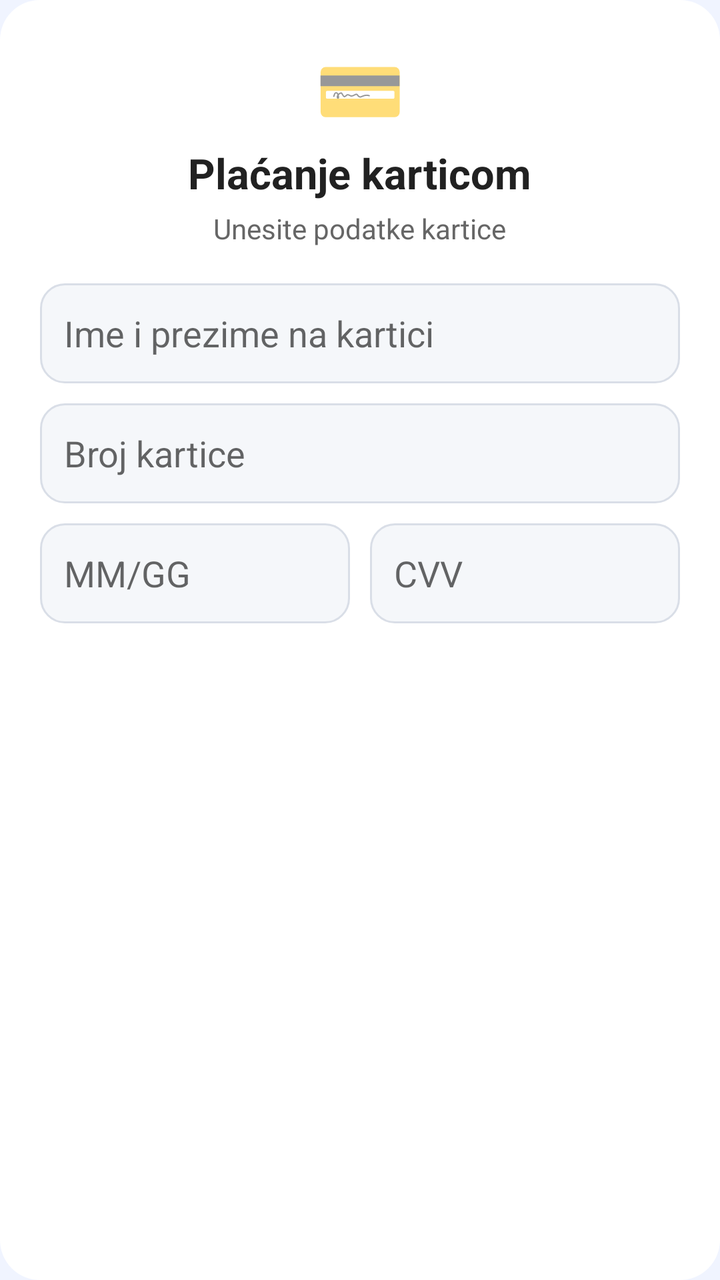
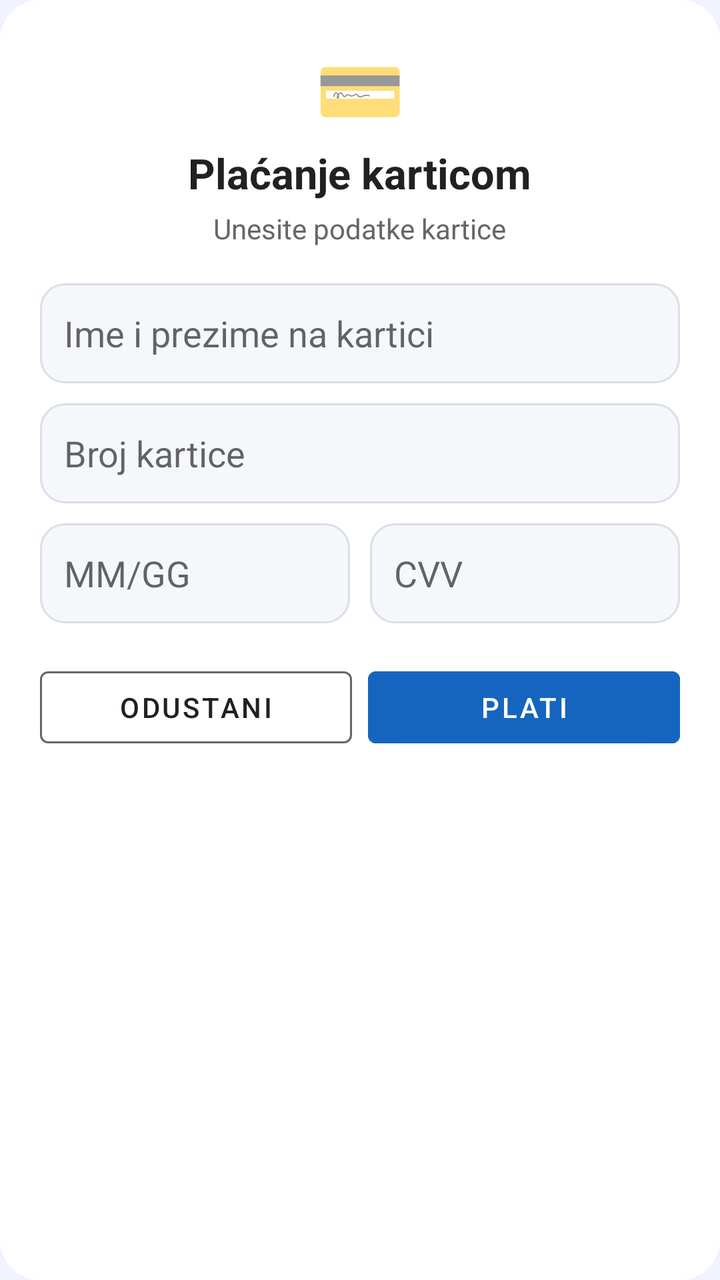

The first picture is an Android layout as it rendered before a commit; the second is the same layout after the commit. The layout source and the unified diff follow.
<!-- AndroidManifest.xml: application theme Theme.EvidencijaClanova -->
<!-- res/layout/dialog_placanje_karticom.xml -->
<?xml version="1.0" encoding="utf-8"?>
<LinearLayout xmlns:android="http://schemas.android.com/apk/res/android"
    android:layout_width="match_parent"
    android:layout_height="wrap_content"
    android:orientation="vertical"
    android:padding="20dp"
    android:background="@drawable/pozadina_dialog_kartica">

    <TextView
        android:layout_width="wrap_content"
        android:layout_height="wrap_content"
        android:text="💳"
        android:textSize="36sp"
        android:layout_gravity="center_horizontal"
        android:layout_marginBottom="4dp" />

    <TextView
        android:layout_width="wrap_content"
        android:layout_height="wrap_content"
        android:text="Plaćanje karticom"
        android:textSize="21sp"
        android:textStyle="bold"
        android:textColor="@color/text_dark"
        android:layout_gravity="center_horizontal" />

    <TextView
        android:layout_width="wrap_content"
        android:layout_height="wrap_content"
        android:text="Unesite podatke kartice"
        android:textSize="14sp"
        android:textColor="@color/text_gray"
        android:layout_gravity="center_horizontal"
        android:layout_marginTop="4dp"
        android:layout_marginBottom="18dp" />

    <EditText
        android:id="@+id/etImeNaKartici"
        android:layout_width="match_parent"
        android:layout_height="50dp"
        android:hint="Ime i prezime na kartici"
        android:inputType="textPersonName"
        android:padding="12dp"
        android:background="@drawable/pozadina_polja"
        android:textColor="@color/text_dark"
        android:layout_marginBottom="10dp" />

    <EditText
        android:id="@+id/etBrojKartice"
        android:layout_width="match_parent"
        android:layout_height="50dp"
        android:hint="Broj kartice"
        android:inputType="number"
        android:maxLength="19"
        android:padding="12dp"
        android:background="@drawable/pozadina_polja"
        android:textColor="@color/text_dark"
        android:layout_marginBottom="10dp" />

    <LinearLayout
        android:layout_width="match_parent"
        android:layout_height="wrap_content"
        android:orientation="horizontal">

        <EditText
            android:id="@+id/etDatumIsteka"
            android:layout_width="0dp"
            android:layout_height="50dp"
            android:layout_weight="1"
            android:hint="MM/GG"
            android:inputType="number"
            android:maxLength="5"
            android:padding="12dp"
            android:background="@drawable/pozadina_polja"
            android:textColor="@color/text_dark" />

        <EditText
            android:id="@+id/etCvv"
            android:layout_width="0dp"
            android:layout_height="50dp"
            android:layout_weight="1"
            android:layout_marginStart="10dp"
            android:hint="CVV"
            android:inputType="numberPassword"
            android:maxLength="3"
            android:padding="12dp"
            android:background="@drawable/pozadina_polja"
            android:textColor="@color/text_dark" />

    </LinearLayout>

</LinearLayout>
<!-- resources referenced by this layout -->
<resources>
  <color name="text_dark">#212121</color>
  <color name="text_gray">#666666</color>
  <!-- drawable pozadina_dialog_kartica (drawable) -->
  <?xml version="1.0" encoding="utf-8"?>
  <shape xmlns:android="http://schemas.android.com/apk/res/android">
  
      <solid android:color="#FFFFFF" />
  
      <corners android:radius="20dp" />
  
  </shape>
  <!-- drawable pozadina_polja (drawable) -->
  <?xml version="1.0" encoding="utf-8"?>
  <shape xmlns:android="http://schemas.android.com/apk/res/android">
  
      <solid android:color="#F5F7FA" />
  
      <stroke
          android:width="1dp"
          android:color="#D9DEE7" />
  
      <corners android:radius="12dp" />
  
  </shape>
  <style name="Theme.EvidencijaClanova" parent="Theme.MaterialComponents.DayNight.NoActionBar">
          <item name="colorPrimary">@color/primary</item>
          <item name="colorPrimaryVariant">@color/primary_light</item>
          <item name="colorAccent">@color/accent</item>
          <item name="android:colorBackground">@color/background</item>
          <item name="colorSurface">@color/card</item>
      </style>
  <color name="primary">#1565C0</color>
  <color name="primary_light">#1E88E5</color>
  <color name="accent">#1E88E5</color>
  <color name="background">#F0F4FF</color>
  <color name="card">#FFFFFF</color>
</resources>

<!-- the commit's change to res/layout/dialog_placanje_karticom.xml (unified diff, before → after) -->
@@ -88,4 +88,33 @@
 
     </LinearLayout>
 
+    <LinearLayout
+        android:layout_width="match_parent"
+        android:layout_height="wrap_content"
+        android:orientation="horizontal"
+        android:layout_marginTop="18dp">
+
+        <com.google.android.material.button.MaterialButton
+            android:id="@+id/btn_odustani_kartica"
+            style="@style/Widget.MaterialComponents.Button.OutlinedButton"
+            android:layout_width="0dp"
+            android:layout_height="wrap_content"
+            android:layout_weight="1"
+            android:layout_marginEnd="8dp"
+            android:text="Odustani"
+            android:textColor="@color/text_dark"
+            app:strokeColor="@color/text_gray"
+            xmlns:app="http://schemas.android.com/apk/res-auto"/>
+
+        <com.google.android.material.button.MaterialButton
+            android:id="@+id/btn_plati_kartica"
+            android:layout_width="0dp"
+            android:layout_height="wrap_content"
+            android:layout_weight="1"
+            android:text="Plati"
+            android:backgroundTint="@color/primary"
+            android:textColor="#FFFFFF"/>
+
+    </LinearLayout>
+
 </LinearLayout>
